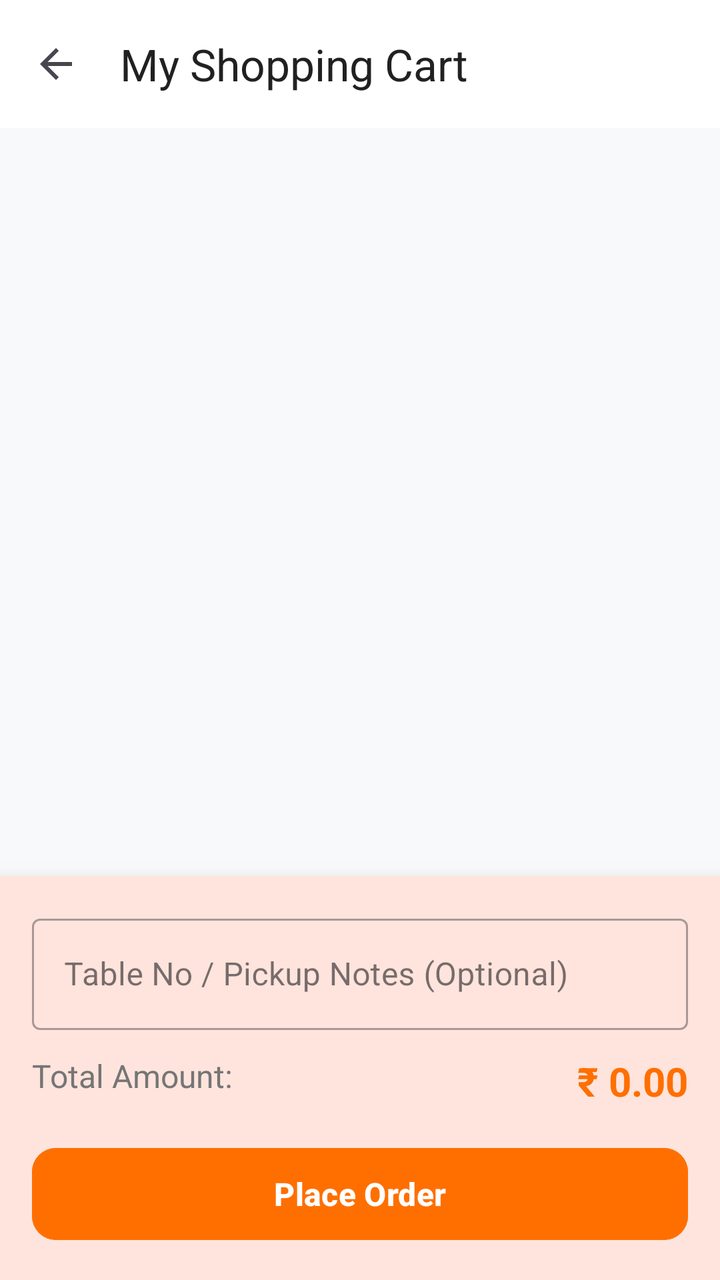
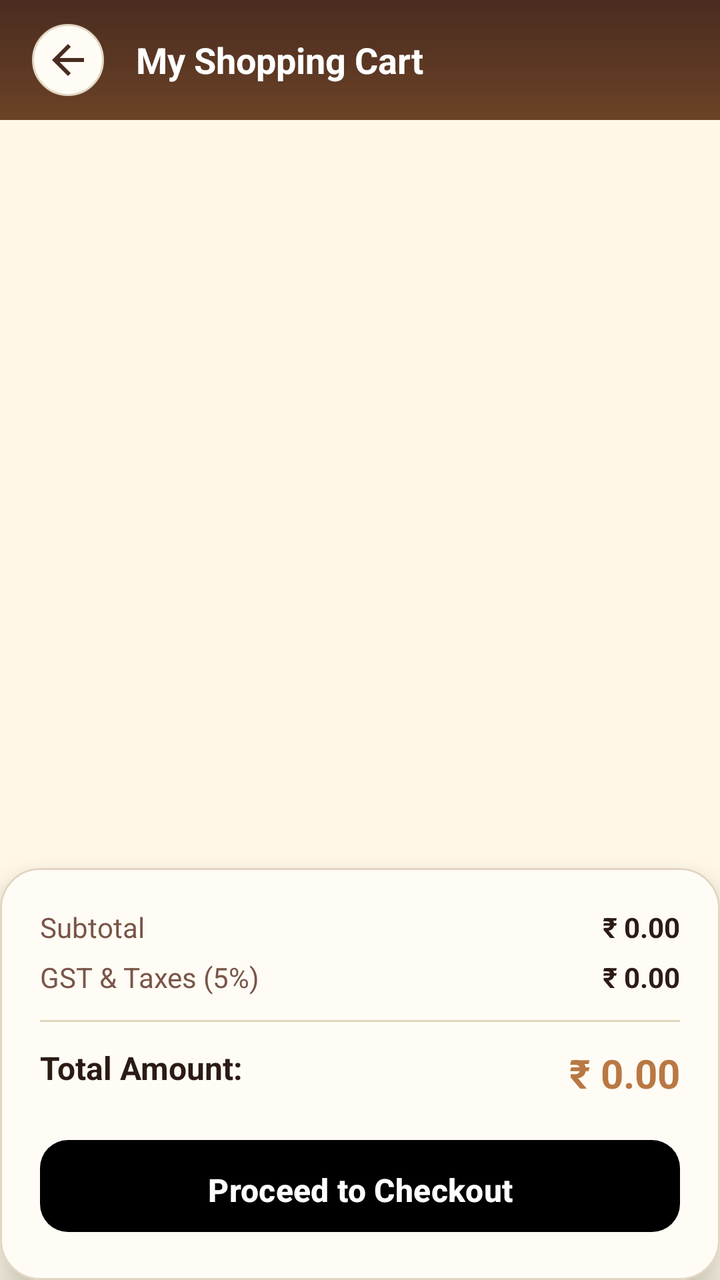

Two renders of the same Android screen: before a commit and after it. Below are the layout's source before the change and the commit's diff.
<!-- AndroidManifest.xml: application theme Theme.CollegeCanteenFoodOrderingApp -->
<!-- res/layout/activity_cart.xml -->
<?xml version="1.0" encoding="utf-8"?>
<RelativeLayout xmlns:android="http://schemas.android.com/apk/res/android"
    xmlns:app="http://schemas.android.com/apk/res-auto"
    android:layout_width="match_parent"
    android:layout_height="match_parent"
    android:background="@color/bg_main">

    <com.google.android.material.appbar.MaterialToolbar
        android:id="@+id/toolbar"
        android:layout_width="match_parent"
        android:layout_height="?attr/actionBarSize"
        android:background="@color/white"
        app:elevation="4dp"
        app:navigationIcon="?attr/homeAsUpIndicator"
        app:title="My Shopping Cart"
        app:titleTextColor="@color/text_primary" />

    
    <com.google.android.material.card.MaterialCardView
        android:id="@+id/cardBottomCheckout"
        android:layout_width="match_parent"
        android:layout_height="wrap_content"
        android:layout_alignParentBottom="true"
        app:cardElevation="12dp"
        app:cardCornerRadius="0dp"
        app:strokeWidth="0dp">

        <LinearLayout
            android:layout_width="match_parent"
            android:layout_height="wrap_content"
            android:orientation="vertical"
            android:padding="16dp">

            <com.google.android.material.textfield.TextInputLayout
                style="@style/Widget.MaterialComponents.TextInputLayout.OutlinedBox"
                android:layout_width="match_parent"
                android:layout_height="wrap_content"
                android:hint="@string/delivery_notes_hint">

                <com.google.android.material.textfield.TextInputEditText
                    android:id="@+id/etNotes"
                    android:layout_width="match_parent"
                    android:layout_height="wrap_content"
                    android:inputType="text" />
            </com.google.android.material.textfield.TextInputLayout>

            <RelativeLayout
                android:layout_width="match_parent"
                android:layout_height="wrap_content"
                android:layout_marginTop="12dp">

                <TextView
                    android:layout_width="wrap_content"
                    android:layout_height="wrap_content"
                    android:text="Total Amount:"
                    android:textColor="@color/text_secondary"
                    android:textSize="16sp" />

                <TextView
                    android:id="@+id/tvTotalAmount"
                    android:layout_width="wrap_content"
                    android:layout_height="wrap_content"
                    android:layout_alignParentEnd="true"
                    android:text="₹ 0.00"
                    android:textColor="@color/primary"
                    android:textSize="20sp"
                    android:textStyle="bold" />
            </RelativeLayout>

            <com.google.android.material.button.MaterialButton
                android:id="@+id/btnPlaceOrder"
                android:layout_width="match_parent"
                android:layout_height="54dp"
                android:layout_marginTop="16dp"
                android:backgroundTint="@color/primary"
                android:text="@string/checkout"
                android:textSize="16sp"
                android:textStyle="bold"
                app:cornerRadius="12dp" />

            <ProgressBar
                android:id="@+id/progressBar"
                android:layout_width="wrap_content"
                android:layout_height="wrap_content"
                android:layout_gravity="center"
                android:layout_marginTop="12dp"
                android:visibility="gone" />

        </LinearLayout>
    </com.google.android.material.card.MaterialCardView>

    <TextView
        android:id="@+id/tvEmptyCart"
        android:layout_width="wrap_content"
        android:layout_height="wrap_content"
        android:layout_centerInParent="true"
        android:text="@string/empty_cart"
        android:textColor="@color/text_secondary"
        android:textSize="18sp"
        android:visibility="gone" />

    
    <androidx.recyclerview.widget.RecyclerView
        android:id="@+id/rvCartItems"
        android:layout_width="match_parent"
        android:layout_height="match_parent"
        android:layout_above="@id/cardBottomCheckout"
        android:layout_below="@id/toolbar"
        android:clipToPadding="false"
        android:padding="12dp" />

</RelativeLayout>
<!-- resources referenced by this layout -->
<resources>
  <color name="bg_main">#F8F9FA</color>
  <color name="primary">#FF6F00</color>
  <color name="text_primary">#212121</color>
  <color name="text_secondary">#757575</color>
  <color name="white">#FFFFFF</color>
  <string name="checkout">Place Order</string>
  <string name="delivery_notes_hint">Table No / Pickup Notes (Optional)</string>
  <string name="empty_cart">Your cart is empty!</string>
  <style name="Theme.CollegeCanteenFoodOrderingApp" parent="Base.Theme.CollegeCanteenFoodOrderingApp" />
  <style name="Base.Theme.CollegeCanteenFoodOrderingApp" parent="Theme.Material3.DayNight">
          <item name="colorPrimary">@color/primary</item>
          <item name="colorPrimaryDark">@color/primary_dark</item>
          <item name="colorAccent">@color/accent</item>
          <item name="android:windowBackground">@color/bg_main</item>
      </style>
  <color name="primary_dark">#E65100</color>
  <color name="accent">#FF9800</color>
</resources>

<!-- the commit's change to res/layout/activity_cart.xml (unified diff, before → after) -->
@@ -3,58 +3,152 @@
     xmlns:app="http://schemas.android.com/apk/res-auto"
     android:layout_width="match_parent"
     android:layout_height="match_parent"
-    android:background="@color/bg_main">
+    android:background="@color/bg_cream">
 
-    <com.google.android.material.appbar.MaterialToolbar
-        android:id="@+id/toolbar"
+    
+    <LinearLayout
+        android:id="@+id/toolbarLayout"
         android:layout_width="match_parent"
-        android:layout_height="?attr/actionBarSize"
-        android:background="@color/white"
-        app:elevation="4dp"
-        app:navigationIcon="?attr/homeAsUpIndicator"
-        app:title="My Shopping Cart"
-        app:titleTextColor="@color/text_primary" />
+        android:layout_height="60dp"
+        android:background="@drawable/bg_header_gradient"
+        android:gravity="center_vertical"
+        android:orientation="horizontal"
+        android:paddingHorizontal="16dp">
+
+        <ImageButton
+            android:id="@+id/btnBack"
+            android:layout_width="36dp"
+            android:layout_height="36dp"
+            android:background="@drawable/bg_chip_unselected"
+            android:contentDescription="Back"
+            android:src="@drawable/ic_arrow_back"
+            app:tint="@color/primary_dark" />
+
+        <TextView
+            android:layout_width="wrap_content"
+            android:layout_height="wrap_content"
+            android:layout_marginStart="16dp"
+            android:text="My Shopping Cart"
+            android:textColor="@color/white"
+            android:textSize="18sp"
+            android:textStyle="bold" />
+    </LinearLayout>
+
+    
+    <LinearLayout
+        android:id="@+id/layoutEmptyCart"
+        android:layout_width="wrap_content"
+        android:layout_height="wrap_content"
+        android:layout_centerInParent="true"
+        android:gravity="center"
+        android:orientation="vertical"
+        android:visibility="gone">
+
+        <ImageView
+            android:layout_width="90dp"
+            android:layout_height="90dp"
+            android:contentDescription="Empty Cart"
+            android:src="@drawable/ic_shopping_cart"
+            app:tint="@color/text_secondary" />
+
+        <TextView
+            android:layout_width="wrap_content"
+            android:layout_height="wrap_content"
+            android:layout_marginTop="16dp"
+            android:text="Your Canteen Cart is Empty"
+            android:textColor="@color/text_primary"
+            android:textSize="18sp"
+            android:textStyle="bold" />
+
+        <TextView
+            android:layout_width="wrap_content"
+            android:layout_height="wrap_content"
+            android:layout_marginTop="4dp"
+            android:text="Add your favorite items from the menu"
+            android:textColor="@color/text_secondary"
+            android:textSize="13sp" />
+    </LinearLayout>
 
     
     <com.google.android.material.card.MaterialCardView
-        android:id="@+id/cardBottomCheckout"
+        android:id="@+id/cardCheckoutSummary"
         android:layout_width="match_parent"
         android:layout_height="wrap_content"
         android:layout_alignParentBottom="true"
+        app:cardBackgroundColor="@color/surface_card"
+        app:cardCornerRadius="20dp"
         app:cardElevation="12dp"
-        app:cardCornerRadius="0dp"
-        app:strokeWidth="0dp">
+        app:strokeColor="@color/border_light"
+        app:strokeWidth="1dp">
 
         <LinearLayout
             android:layout_width="match_parent"
             android:layout_height="wrap_content"
             android:orientation="vertical"
-            android:padding="16dp">
+            android:padding="20dp">
 
-            <com.google.android.material.textfield.TextInputLayout
-                style="@style/Widget.MaterialComponents.TextInputLayout.OutlinedBox"
+            <RelativeLayout
                 android:layout_width="match_parent"
-                android:layout_height="wrap_content"
-                android:hint="@string/delivery_notes_hint">
+                android:layout_height="wrap_content">
 
-                <com.google.android.material.textfield.TextInputEditText
-                    android:id="@+id/etNotes"
-                    android:layout_width="match_parent"
+                <TextView
+                    android:layout_width="wrap_content"
                     android:layout_height="wrap_content"
-                    android:inputType="text" />
-            </com.google.android.material.textfield.TextInputLayout>
+                    android:text="Subtotal"
+                    android:textColor="@color/text_secondary"
+                    android:textSize="14sp" />
+
+                <TextView
+                    android:id="@+id/tvSubtotal"
+                    android:layout_width="wrap_content"
+                    android:layout_height="wrap_content"
+                    android:layout_alignParentEnd="true"
+                    android:text="₹ 0.00"
+                    android:textColor="@color/text_primary"
+                    android:textSize="14sp"
+                    android:textStyle="bold" />
+            </RelativeLayout>
 
             <RelativeLayout
                 android:layout_width="match_parent"
                 android:layout_height="wrap_content"
-                android:layout_marginTop="12dp">
+                android:layout_marginTop="6dp">
+
+                <TextView
+                    android:layout_width="wrap_content"
+                    android:layout_height="wrap_content"
+                    android:text="GST &amp; Taxes (5%)"
+                    android:textColor="@color/text_secondary"
+                    android:textSize="14sp" />
+
+                <TextView
+                    android:id="@+id/tvTax"
+                    android:layout_width="wrap_content"
+                    android:layout_height="wrap_content"
+                    android:layout_alignParentEnd="true"
+                    android:text="₹ 0.00"
+                    android:textColor="@color/text_primary"
+                    android:textSize="14sp"
+                    android:textStyle="bold" />
+            </RelativeLayout>
+
+            <View
+                android:layout_width="match_parent"
+                android:layout_height="1dp"
+                android:layout_marginVertical="12dp"
+                android:background="@color/divider" />
+
+            <RelativeLayout
+                android:layout_width="match_parent"
+                android:layout_height="wrap_content">
 
                 <TextView
                     android:layout_width="wrap_content"
                     android:layout_height="wrap_content"
                     android:text="Total Amount:"
-                    android:textColor="@color/text_secondary"
-                    android:textSize="16sp" />
+                    android:textColor="@color/text_primary"
+                    android:textSize="16sp"
+                    android:textStyle="bold" />
 
                 <TextView
                     android:id="@+id/tvTotalAmount"
@@ -62,50 +156,32 @@
                     android:layout_height="wrap_content"
                     android:layout_alignParentEnd="true"
                     android:text="₹ 0.00"
-                    android:textColor="@color/primary"
+                    android:textColor="@color/caramel"
                     android:textSize="20sp"
                     android:textStyle="bold" />
             </RelativeLayout>
 
             <com.google.android.material.button.MaterialButton
-                android:id="@+id/btnPlaceOrder"
+                android:id="@+id/btnProceedCheckout"
+                style="@style/Widget.Starbucks.Button.Gradient"
                 android:layout_width="match_parent"
                 android:layout_height="54dp"
                 android:layout_marginTop="16dp"
-                android:backgroundTint="@color/primary"
-                android:text="@string/checkout"
+                android:text="Proceed to Checkout"
                 android:textSize="16sp"
                 android:textStyle="bold"
-                app:cornerRadius="12dp" />
-
-            <ProgressBar
-                android:id="@+id/progressBar"
-                android:layout_width="wrap_content"
-                android:layout_height="wrap_content"
-                android:layout_gravity="center"
-                android:layout_marginTop="12dp"
-                android:visibility="gone" />
+                app:cornerRadius="14dp" />
 
         </LinearLayout>
     </com.google.android.material.card.MaterialCardView>
-
-    <TextView
-        android:id="@+id/tvEmptyCart"
-        android:layout_width="wrap_content"
-        android:layout_height="wrap_content"
-        android:layout_centerInParent="true"
-        android:text="@string/empty_cart"
-        android:textColor="@color/text_secondary"
-        android:textSize="18sp"
-        android:visibility="gone" />
 
     
     <androidx.recyclerview.widget.RecyclerView
         android:id="@+id/rvCartItems"
         android:layout_width="match_parent"
         android:layout_height="match_parent"
-        android:layout_above="@id/cardBottomCheckout"
-        android:layout_below="@id/toolbar"
+        android:layout_above="@id/cardCheckoutSummary"
+        android:layout_below="@id/toolbarLayout"
         android:clipToPadding="false"
         android:padding="12dp" />
 
<!-- resource entries referenced after the edit -->
@@ -1,21 +1,59 @@
 <!-- resources referenced by this layout -->
 <resources>
-  <color name="bg_main">#F8F9FA</color>
-  <color name="primary">#FF6F00</color>
-  <color name="text_primary">#212121</color>
-  <color name="text_secondary">#757575</color>
+  <color name="bg_cream">#FFF8E7</color>
+  <color name="border_light">#E0D5C1</color>
+  <color name="caramel">#B97843</color>
+  <color name="divider">#E0D5C1</color>
+  <color name="bg_main">#FFF8E7</color>
+  <color name="primary">#6B4226</color>
+  <color name="text_primary">#2B1B14</color>
+  <color name="text_secondary">#795548</color>
   <color name="white">#FFFFFF</color>
-  <string name="checkout">Place Order</string>
-  <string name="delivery_notes_hint">Table No / Pickup Notes (Optional)</string>
-  <string name="empty_cart">Your cart is empty!</string>
+  <!-- drawable bg_chip_unselected (drawable) -->
+  <?xml version="1.0" encoding="utf-8"?>
+  <shape xmlns:android="http://schemas.android.com/apk/res/android" android:shape="rectangle">
+      <solid android:color="#FFFCF5"/>
+      <stroke android:width="1dp" android:color="#E0D5C1"/>
+      <corners android:radius="20dp"/>
+  </shape>
+  <!-- drawable bg_header_gradient (drawable) -->
+  <?xml version="1.0" encoding="utf-8"?>
+  <shape xmlns:android="http://schemas.android.com/apk/res/android" android:shape="rectangle">
+      <gradient android:angle="270" android:startColor="#4A2C20" android:endColor="#6B4226" android:type="linear"/>
+  </shape>
+  <!-- drawable ic_arrow_back (drawable) -->
+  <vector xmlns:android="http://schemas.android.com/apk/res/android" android:width="24dp" android:height="24dp" android:viewportWidth="24" android:viewportHeight="24">
+      <path android:fillColor="#FF6B4226" android:pathData="M20,11H7.83l5.59,-5.59L12,4l-8,8 8,8 1.41,-1.41L7.83,13H20v-2z"/>
+  </vector>
+  <!-- drawable ic_shopping_cart (drawable) -->
+  <vector xmlns:android="http://schemas.android.com/apk/res/android" android:width="24dp" android:height="24dp" android:viewportWidth="24" android:viewportHeight="24">
+      <path android:fillColor="#FF6B4226" android:pathData="M7,18c-1.1,0 -1.99,0.9 -1.99,2S5.9,22 7,22s2,-0.9 2,-2 -0.9,-2 -2,-2zm10,0c-1.1,0 -1.99,0.9 -1.99,2s0.89,2 1.99,2 2,-0.9 2,-2 -0.9,-2 -2,-2zm-9.83,-3.25l0.03,-0.12.9,-1.63h7.45c0.75,0 1.41,-0.41 1.75,-1.03l3.58,-6.49c0.08,-0.14 0.12,-0.31 0.12,-0.48 0,-0.55 -0.45,-1 -1,-1H5.21l-0.94,-2H1v2h2l3.6,7.59 -1.35,2.44C4.52,15.37 5.48,17 7,17h12v-2H7l1.17,-2.25z"/>
+  </vector>
+  <style name="Widget.Starbucks.Button.Gradient" parent="Widget.Material3.Button">
+          <item name="background">@drawable/bg_gradient_brown_caramel</item>
+          <item name="backgroundTint">@null</item>
+          <item name="android:textColor">@color/text_on_primary</item>
+          <item name="cornerRadius">24dp</item>
+          <item name="android:paddingVertical">14dp</item>
+          <item name="android:textSize">15sp</item>
+          <item name="android:textStyle">bold</item>
+      </style>
   <style name="Theme.CollegeCanteenFoodOrderingApp" parent="Base.Theme.CollegeCanteenFoodOrderingApp" />
+  <!-- drawable bg_gradient_brown_caramel (drawable) -->
+  <?xml version="1.0" encoding="utf-8"?>
+  <shape xmlns:android="http://schemas.android.com/apk/res/android" android:shape="rectangle">
+      <gradient android:angle="45" android:startColor="#4A2C20" android:centerColor="#6B4226" android:endColor="#B97843" android:type="linear"/>
+      <corners android:radius="24dp"/>
+  </shape>
+  <color name="text_on_primary">#FFFFFF</color>
   <style name="Base.Theme.CollegeCanteenFoodOrderingApp" parent="Theme.Material3.DayNight">
           <item name="colorPrimary">@color/primary</item>
           <item name="colorPrimaryDark">@color/primary_dark</item>
           <item name="colorAccent">@color/accent</item>
           <item name="android:windowBackground">@color/bg_main</item>
       </style>
-  <color name="primary_dark">#E65100</color>
-  <color name="accent">#FF9800</color>
+  <color name="primary_dark">#4A2C20</color>
+  <color name="surface_card">#FFFCF5</color>
+  <color name="accent">#B97843</color>
 </resources>
 
